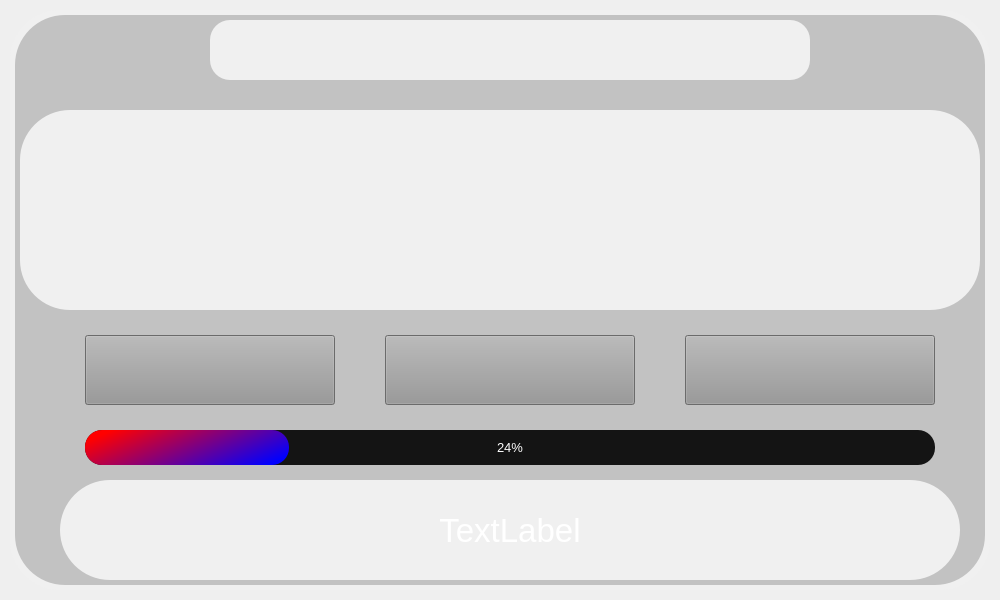
This is MainWindow.ui in M0rik4mi/Minecraft-Mod-Loader as Qt 5 draws it before an edit. The edited form follows.
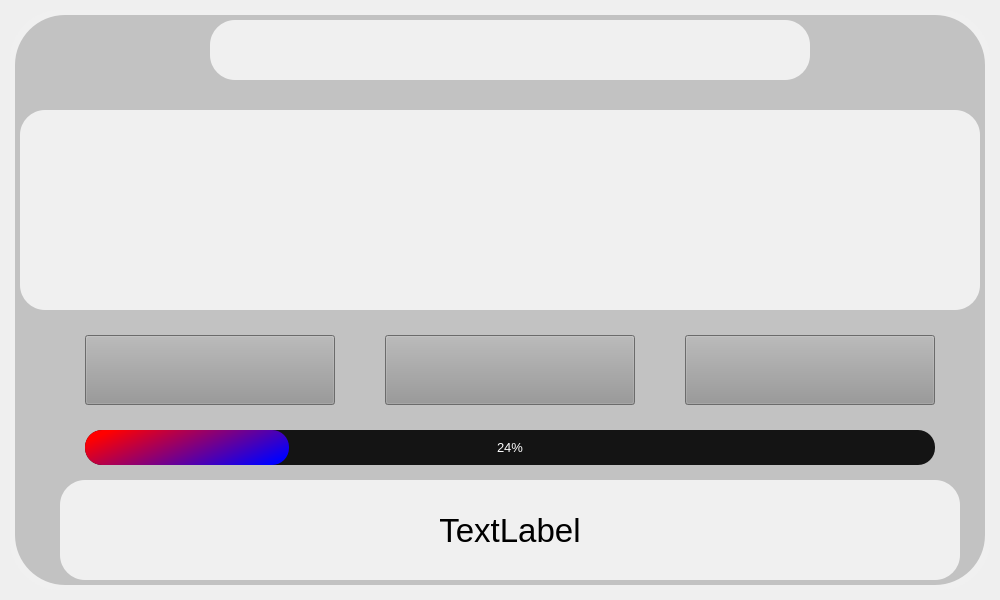
This is the edited form. Icons and pictures are not drawn.

Patch:
```diff
--- a/MainWindow.ui
+++ b/MainWindow.ui
@@ -33,7 +33,7 @@
     <item>
      <widget class="QFrame" name="dropSchadowframe">
       <property name="styleSheet">
-       <string notr="true">QFrame {
+       <string notr="true">QFrame#dropSchadowframe {
 	background-color: rgb(240, 240, 240);	
 	color: rgb(255, 255, 255);
 	border-radius: 50px
@@ -67,7 +67,9 @@
         </font>
        </property>
        <property name="styleSheet">
-        <string notr="true">QLabel {
+        <string notr="true">QLabel#label_description {
+	background-color: rgb(240, 240, 240);	
+	border-radius: 25px;
 	color: rgba(0, 0, 0);
 }</string>
        </property>
@@ -214,6 +216,15 @@
          <pointsize>25</pointsize>
         </font>
        </property>
+       <property name="autoFillBackground">
+        <bool>false</bool>
+       </property>
+       <property name="styleSheet">
+        <string notr="true">QLabel#label_Endtext{	
+	background-color: rgb(240, 240, 240);	
+	border-radius: 25px
+}</string>
+       </property>
        <property name="text">
         <string>TextLabel</string>
        </property>
@@ -272,7 +283,11 @@
         </rect>
        </property>
        <property name="styleSheet">
-        <string notr="true">background-color: rgb(194, 194, 194);</string>
+        <string notr="true">QFrame#frame {
+	background-color: rgb(194, 194, 194);
+	color: rgb(255, 255, 255);
+	border-radius: 50px
+}</string>
        </property>
        <property name="frameShape">
         <enum>QFrame::StyledPanel</enum>
@@ -282,9 +297,6 @@
        </property>
       </widget>
       <widget class="QLabel" name="label_titel">
-       <property name="enabled">
-        <bool>true</bool>
-       </property>
        <property name="geometry">
         <rect>
          <x>200</x>
@@ -293,29 +305,24 @@
          <height>60</height>
         </rect>
        </property>
+       <property name="maximumSize">
+        <size>
+         <width>16777215</width>
+         <height>16777215</height>
+        </size>
+       </property>
        <property name="font">
         <font>
          <family>Segoe UI</family>
          <pointsize>40</pointsize>
-         <italic>false</italic>
-         <bold>false</bold>
-         <underline>false</underline>
-         <strikeout>false</strikeout>
         </font>
        </property>
-       <property name="autoFillBackground">
-        <bool>false</bool>
-       </property>
        <property name="styleSheet">
-        <string notr="true">QLabel {
+        <string notr="true">QLabel#label_titel {
+	background-color: rgb(240, 240, 240);	
+	border-radius: 25px;
 	color: rgba(0, 0, 0);
-	text-align: center;
-	border-radius: 20px
-}
-</string>
-       </property>
-       <property name="frameShape">
-        <enum>QFrame::NoFrame</enum>
+}</string>
        </property>
        <property name="lineWidth">
         <number>0</number>
@@ -323,20 +330,11 @@
        <property name="text">
         <string notr="true"/>
        </property>
-       <property name="textFormat">
-        <enum>Qt::AutoText</enum>
-       </property>
-       <property name="scaledContents">
-        <bool>true</bool>
-       </property>
        <property name="alignment">
         <set>Qt::AlignCenter</set>
        </property>
        <property name="wordWrap">
-        <bool>false</bool>
-       </property>
-       <property name="indent">
-        <number>-1</number>
+        <bool>true</bool>
        </property>
       </widget>
       <zorder>frame</zorder>
```
Left out of the diff: 2 changed lines with no effect on the pictures.
